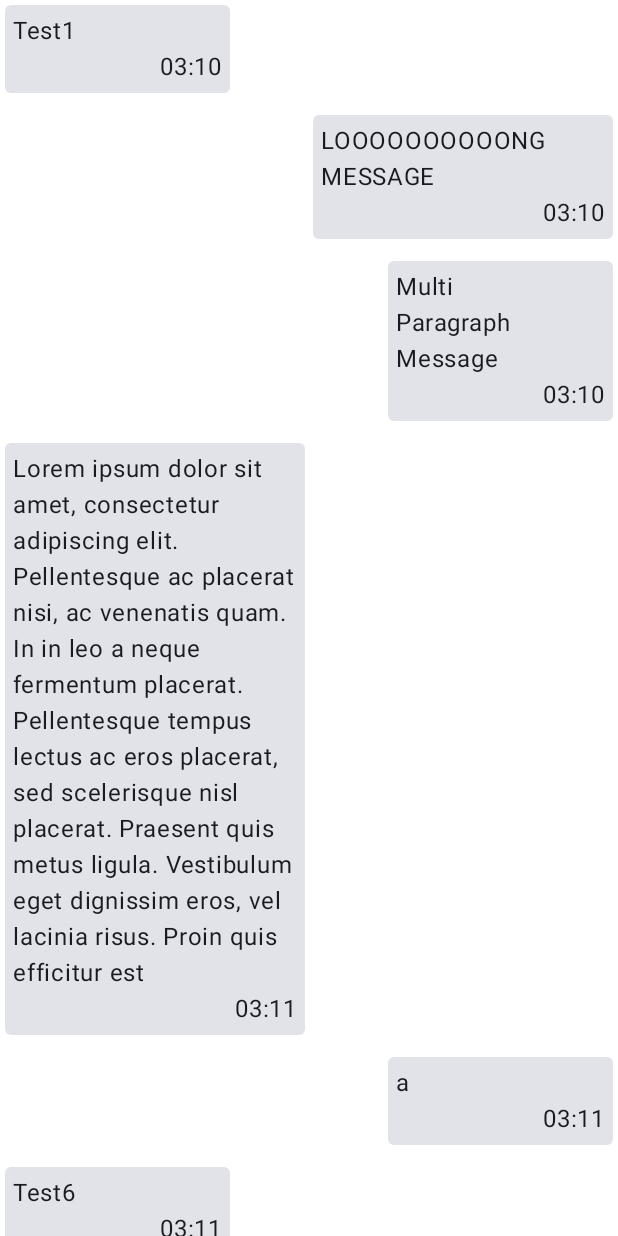
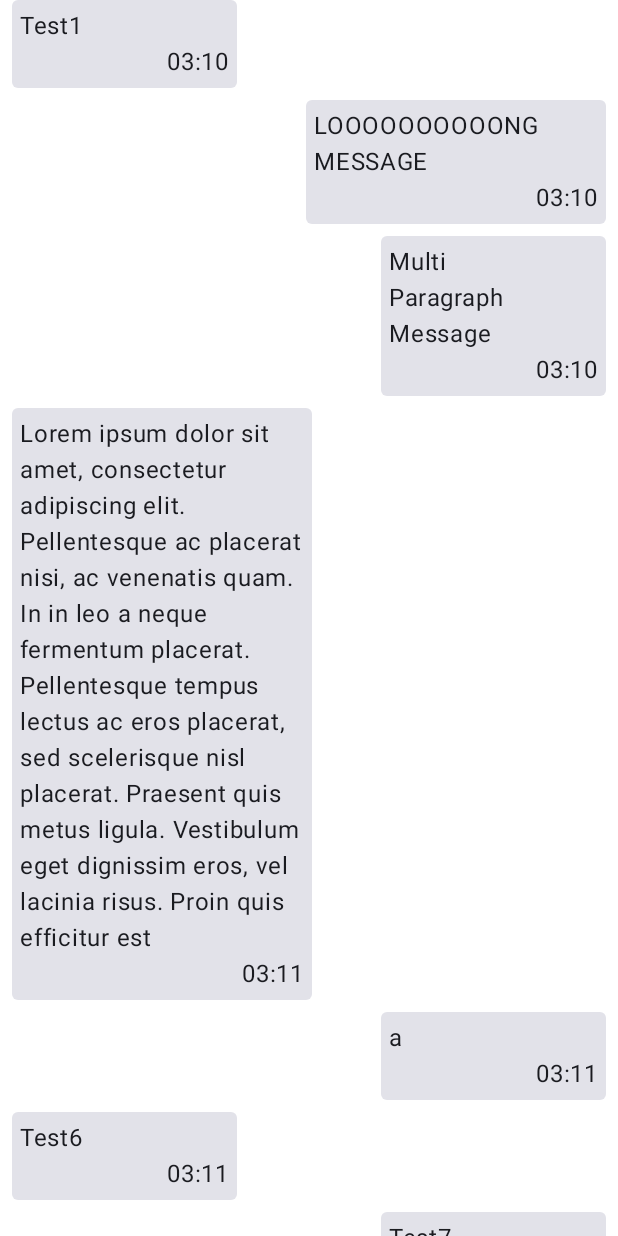
Before and after one commit to AbdDinmukhamed/TI_Messenger, an Android app built with Jetpack Compose: the @Preview function GreetingPreview, on a phone screen of 412 x 824 dp. Run offline under Robolectric (Android 15) with nearby library versions, the phone set to English and light mode, and no system bars.

Commit message:
Starting to implement screen navigation

```diff
--- a/app/src/main/java/com/example/ti_messenger/MainActivity.kt
+++ b/app/src/main/java/com/example/ti_messenger/MainActivity.kt
@@ -8,7 +8,9 @@ import androidx.compose.foundation.layout.fillMaxSize
 import androidx.compose.foundation.layout.padding
 import androidx.compose.material3.Scaffold
 import androidx.compose.ui.Modifier
+import com.example.ti_messenger.data.MessengerUiState
 import com.example.ti_messenger.ui.contacts.ContactsScreen
+import com.example.ti_messenger.ui.messenger.MessengerScreen
 import com.example.ti_messenger.ui.theme.TI_MessengerTheme
 
 class MainActivity : ComponentActivity() {
@@ -17,9 +19,7 @@ class MainActivity : ComponentActivity() {
         enableEdgeToEdge()
         setContent {
             TI_MessengerTheme {
-                Scaffold(modifier = Modifier.fillMaxSize()) { innerPadding ->
-                    ContactsScreen(modifier = Modifier.padding(innerPadding))
-                }
+                MessengerApp()
             }
         }
     }
--- a/app/src/main/java/com/example/ti_messenger/ui/messenger/MessengerScreen.kt
+++ b/app/src/main/java/com/example/ti_messenger/ui/messenger/MessengerScreen.kt
@@ -64,7 +64,7 @@ fun MessengerScreen(
         items(messages){message ->
             val messageUser : Arrangement.Horizontal = if (message.userId == 0) Arrangement.End else Arrangement.Start
             Row(
-                modifier = Modifier.fillMaxWidth().padding(3.dp),
+                modifier = Modifier.fillMaxWidth().padding(start = 8.dp,end= 8.dp),
                 horizontalArrangement = messageUser
             ){
                 MessageCard(message)
@@ -82,7 +82,7 @@ fun MessageCard(
 
     Card(
         modifier = modifier,
-        shape = RoundedCornerShape(4.dp)
+        shape = RoundedCornerShape(4.dp),
     ){
         Column(
             modifier = Modifier
--- a/app/src/main/res/values/strings.xml
+++ b/app/src/main/res/values/strings.xml
@@ -3,4 +3,6 @@
     <string name="nicknameBaikal">Baikal</string>
     <string name="lastMessageBaikal">Yo</string>
     <string name="lastTimeBaikal">21:28</string>
+    <string name="messenger">messenger</string>
+    <string name="back_button">prev screen</string>
 </resources>
```
Also changed, not shown: app/src/main/java/com/example/ti_messenger/MessengerScreen.kt (added, +18 -0 lines).
